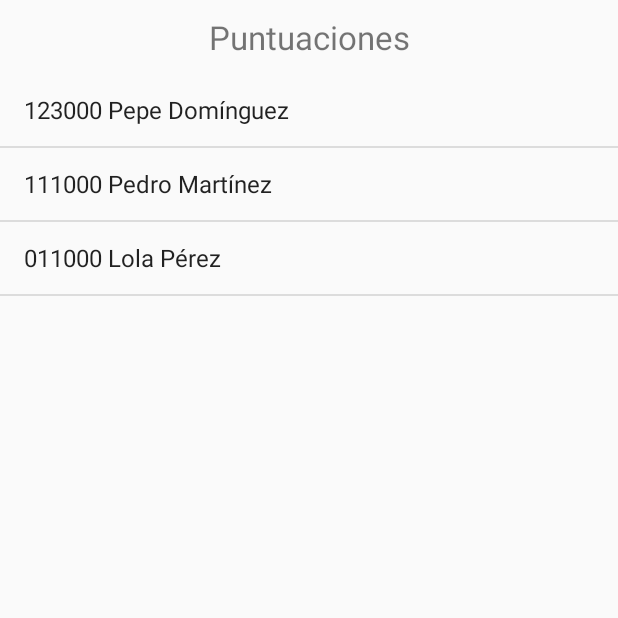
After one commit to Fran250581/Asteroides, an Android app: the Puntuaciones screen opened directly, with no data from a screen before it, on a phone screen of 412 x 824 dp, the top half of it. The commit adds this screen. Run offline under Robolectric (Android 15) with nearby library versions, the phone set to English and light mode, and no system bars.

Commit message:
Commit 9 - Parte 1 (paso 1) ListView mediante adaptadores y Layouts del sistema.

```diff
--- a/app/src/main/AndroidManifest.xml
+++ b/app/src/main/AndroidManifest.xml
@@ -23,6 +23,7 @@
 
         <activity android:name=".Prefs"/>
         <activity android:name=".PrefsActivity"/>
+        <activity android:name=".Puntuaciones"/>
 
     </application>
 
--- a/app/src/main/java/com/example/fran/asteroides/AlmacenPuntuaciones.java
+++ b/app/src/main/java/com/example/fran/asteroides/AlmacenPuntuaciones.java
@@ -5,6 +5,6 @@ import java.util.Vector;
 public interface AlmacenPuntuaciones {
 
     public void guardarPuntuacion(int puntos,String nombre,long fecha);
-    public Vector<String> listaPuntuaciones(int cantidad);
+    Vector<String> listaPuntuaciones(int cantidad);
 
 }
--- a/app/src/main/java/com/example/fran/asteroides/AlmacenPuntuacionesArray.java
+++ b/app/src/main/java/com/example/fran/asteroides/AlmacenPuntuacionesArray.java
@@ -22,7 +22,7 @@ public class AlmacenPuntuacionesArray implements AlmacenPuntuaciones  {
     }
 
     // Contrucción singleton
-    public static AlmacenPuntuacionesArray getInstance() {
+    static AlmacenPuntuacionesArray getInstance() {
         if (instancia == null) {
             synchronized (AlmacenPuntuacionesArray.class) {
                 if (instancia == null) {
--- a/app/src/main/java/com/example/fran/asteroides/MainActivity.java
+++ b/app/src/main/java/com/example/fran/asteroides/MainActivity.java
@@ -15,6 +15,10 @@ public class MainActivity extends AppCompatActivity implements View.OnClickListe
 
     private static AlmacenPuntuaciones almacen = AlmacenPuntuacionesArray.getInstance();
 
+    public static AlmacenPuntuaciones getAlmacen() {
+        return almacen;
+    }
+
     @Override
     protected void onCreate(Bundle savedInstanceState) {
         super.onCreate(savedInstanceState);
@@ -26,6 +30,8 @@ public class MainActivity extends AppCompatActivity implements View.OnClickListe
         configurar.setOnClickListener(this);
         Button jugar = findViewById(R.id.botonJugar);
         jugar.setOnClickListener(this);
+        Button puntuaciones = findViewById(R.id.botonPuntuaciones);
+        puntuaciones.setOnClickListener(this);
     }
 
     @Override
@@ -39,6 +45,10 @@ public class MainActivity extends AppCompatActivity implements View.OnClickListe
         }
         if (v.getId()==R.id.botonAcercaDe) {
             Intent i = new Intent(this, AcercaDe.class);
+            startActivity(i);
+        }
+        if (v.getId()==R.id.botonPuntuaciones) {
+            Intent i = new Intent(this, Puntuaciones.class);
             startActivity(i);
         }
     }
@@ -84,9 +94,4 @@ public class MainActivity extends AppCompatActivity implements View.OnClickListe
         Toast.makeText(this, s, Toast.LENGTH_LONG).show();
     }
 
-    //Botón Salir
-    public void salir(View v) {
-        finish();
-    }
-
 }
--- /dev/null
+++ b/app/src/main/java/com/example/fran/asteroides/Puntuaciones.java
@@ -0,0 +1,17 @@
+package com.example.fran.asteroides;
+
+import android.app.ListActivity;
+import android.os.Bundle;
+import android.widget.ArrayAdapter;
+
+public class Puntuaciones extends ListActivity {
+
+    @Override
+    public void onCreate(Bundle savedInstanceState) {
+        super.onCreate(savedInstanceState);
+        setContentView(R.layout.puntuaciones);
+        setListAdapter(new ArrayAdapter<String>(this,
+                android.R.layout.simple_list_item_1,
+                MainActivity.getAlmacen().listaPuntuaciones(10)));
+    }
+}
--- /dev/null
+++ b/app/src/main/res/layout/puntuaciones.xml
@@ -0,0 +1,29 @@
+<?xml version="1.0" encoding="utf-8"?>
+<LinearLayout
+    xmlns:android="http://schemas.android.com/apk/res/android"
+    android:orientation="vertical"
+    android:layout_width="match_parent"
+    android:layout_height="match_parent">
+    <TextView
+        android:layout_width="match_parent"
+        android:layout_height="wrap_content"
+        android:text="@string/hay_Puntuaciones"
+        android:gravity="center"
+        android:layout_margin="10dp"
+        android:textSize="10pt"/>
+    <FrameLayout
+        android:layout_width="match_parent"
+        android:layout_height="0dip"
+        android:layout_weight="1">
+        <ListView
+            android:id="@android:id/list"
+            android:layout_width="match_parent"
+            android:layout_height="match_parent"
+            android:drawSelectorOnTop="false" />
+        <TextView
+            android:id="@android:id/empty"
+            android:layout_width="match_parent"
+            android:layout_height="match_parent"
+            android:text="@string/no_hay_puntuaciones" />
+    </FrameLayout>
+</LinearLayout>
--- a/app/src/main/res/values/strings.xml
+++ b/app/src/main/res/values/strings.xml
@@ -50,4 +50,8 @@
     <string name="cabecera_multijugador">Multijugador</string>
     <string name="btn_configurar">Configurar</string>
 
+    <!-- Lista Puntuaciones. -->
+    <string name="hay_Puntuaciones">Puntuaciones</string>
+    <string name="no_hay_puntuaciones">No hay puntuaciones</string>
+
 </resources>
```
Also changed, not shown: 2 other files.
